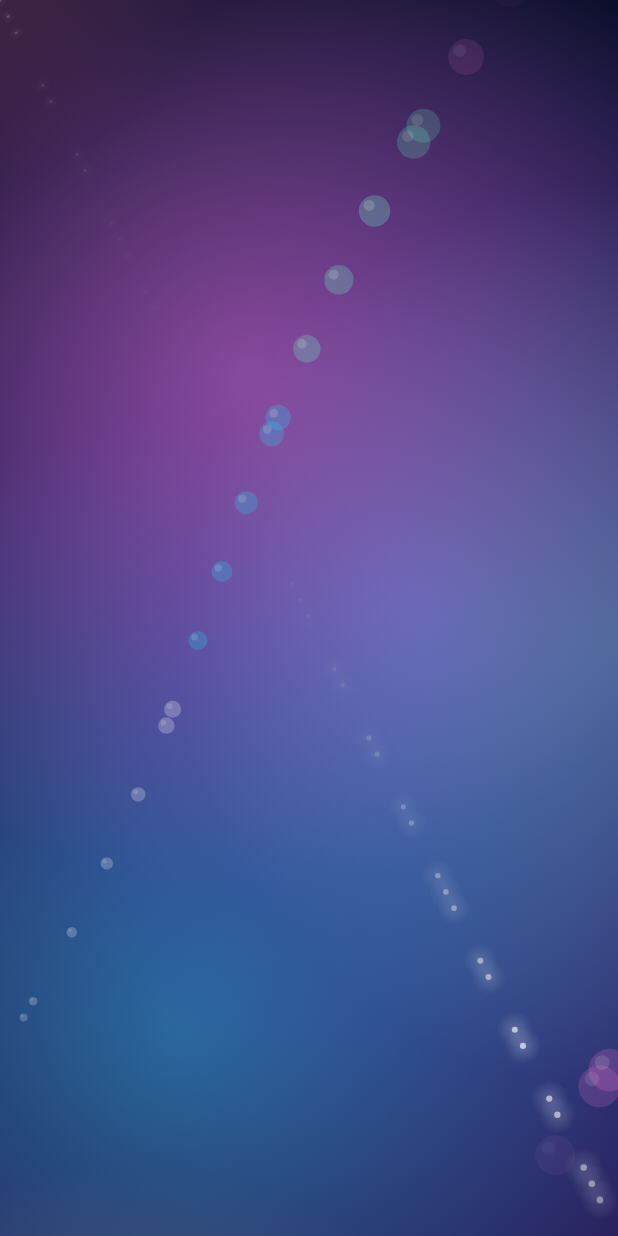
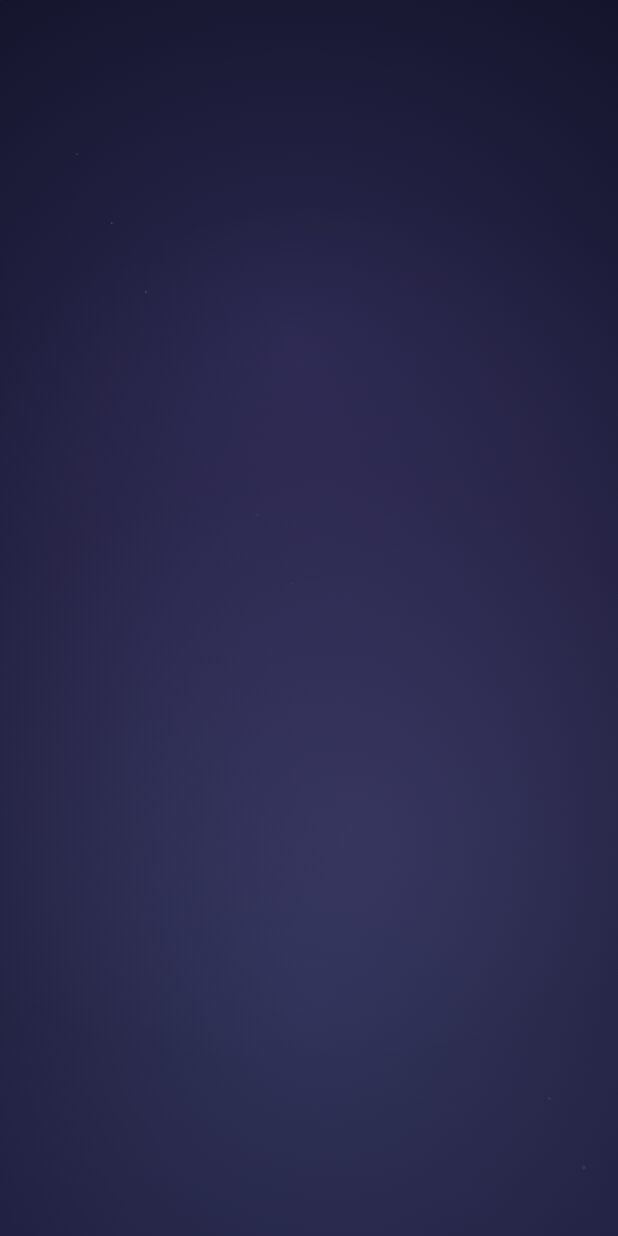
Before and after one commit to Aidenir/weight-tracker, an Android app built with Jetpack Compose: the composable AnimatedBackground shown on its own in the app's theme, on a phone screen of 412 x 824 dp. Run offline under Robolectric (Android 15) with nearby library versions, the phone set to English and light mode, and no system bars; 2 statements that could not run were skipped.

Commit message:
Tone down the visual design
The old look was doing too much — six full-saturation blobs (purple +
cyan + hot pink + orange + mint + coral), 22 floating bubbles and 40
pulsing sparkles, plus an electric-violet primary painted onto every
button, switch and tab indicator. On a mostly-empty screen it read as
casino, not health tracker; and because different blobs sat under
different cards, each metric pill picked up a different tint even
though the tint value was identical.

Calm pass, same liquid-glass idea:

- Background: three low-alpha glows in one cool family, no bubbles,
  10 faint sparkles instead of 40. Base gradient darkened and
  demagenta'd.
- Palette: BrandPrimary from electric #7B5CFF to softer periwinkle
  #8B7BE8; BrandAccent no longer hot pink; muted trend up/down.
- Glass surfaces: default radius 28 → 22 dp, tint 0.10 → 0.06,
  blur 24 → 20 dp. Metric pills get their own smaller radius (18)
  and sentence-case labels instead of tracked ALL CAPS.
- Save / Save-goal / Save-HA buttons: hollow glass instead of a
  full-bleed primary block, so the primary colour is reserved for
  real accents (chart line, active switch).
- Bottom nav indicator: white 12% instead of primary 35%.
- Home: hide the empty "Progress → Not enough data yet" hero until
  there are ≥2 entries; align headings SemiBold across tabs.

Includes fcccb30 (reminder Worker self-cancel fix).

```diff
--- a/app/src/main/java/com/aidenir/weighttracker/ui/components/AnimatedBackground.kt
+++ b/app/src/main/java/com/aidenir/weighttracker/ui/components/AnimatedBackground.kt
@@ -29,11 +29,6 @@ import kotlin.math.abs
 import kotlin.math.cos
 import kotlin.math.sin
 
-/** Bright accent shades we only use in the background, not in the UI. */
-private val WarmOrange = Color(0xFFFFB86B)
-private val MintGreen = Color(0xFF6AF0C4)
-private val HotCoral = Color(0xFFFF6E9E)
-
 private data class Blob(
     val color: Color,
     val freqX: Float,
@@ -46,17 +41,15 @@ private data class Blob(
     val alpha: Float
 )
 
+// Three broad glows in the same cool family — enough colour movement for the
+// glass to catch, without the disco-lights feel of the previous six-hue mix.
 private val Blobs = listOf(
-    Blob(BrandPrimary, freqX = 0.7f, freqY = 1.1f, phase = 0.00f, amp = 0.35f, cx = 0.35f, cy = 0.30f, radius = 0.85f, alpha = 0.55f),
-    Blob(BrandSecondary, freqX = 1.3f, freqY = 0.9f, phase = 0.30f, amp = 0.42f, cx = 0.65f, cy = 0.75f, radius = 0.80f, alpha = 0.42f),
-    Blob(BrandAccent, freqX = 0.9f, freqY = 1.4f, phase = 0.60f, amp = 0.34f, cx = 0.55f, cy = 0.50f, radius = 0.68f, alpha = 0.42f),
-    Blob(WarmOrange, freqX = 1.1f, freqY = 0.6f, phase = 0.15f, amp = 0.48f, cx = 0.20f, cy = 0.80f, radius = 0.55f, alpha = 0.28f),
-    Blob(MintGreen, freqX = 0.5f, freqY = 1.2f, phase = 0.80f, amp = 0.40f, cx = 0.80f, cy = 0.20f, radius = 0.60f, alpha = 0.30f),
-    Blob(HotCoral, freqX = 0.8f, freqY = 0.7f, phase = 0.45f, amp = 0.36f, cx = 0.15f, cy = 0.15f, radius = 0.50f, alpha = 0.34f)
+    Blob(BrandPrimary,   freqX = 0.4f, freqY = 0.6f, phase = 0.00f, amp = 0.18f, cx = 0.30f, cy = 0.25f, radius = 0.95f, alpha = 0.22f),
+    Blob(BrandAccent,    freqX = 0.5f, freqY = 0.3f, phase = 0.35f, amp = 0.16f, cx = 0.70f, cy = 0.65f, radius = 0.85f, alpha = 0.16f),
+    Blob(BrandSecondary, freqX = 0.3f, freqY = 0.5f, phase = 0.70f, amp = 0.20f, cx = 0.55f, cy = 0.90f, radius = 0.70f, alpha = 0.14f)
 )
 
-private const val BUBBLE_COUNT = 22
-private const val SPARKLE_COUNT = 40
+private const val SPARKLE_COUNT = 10
 
 /** Cheap deterministic hash → 0..1. */
 private fun hash01(i: Int, salt: Int): Float {
@@ -65,9 +58,9 @@ private fun hash01(i: Int, salt: Int): Float {
 }
 
 /**
- * Animated aurora-style playground: base gradient + wandering color blobs +
- * bubbles drifting upward + softly pulsing sparkle dots. Drives the liquid
- * glass blur above it — the more variety here, the richer the glass reads.
+ * A calm, slow-shifting night sky. The blobs are barely-there colour drift
+ * that gives the liquid glass something to sample; the sparkles are a handful
+ * of faint stars, not a starfield.
  */
 @Composable
 fun AnimatedBackground(modifier: Modifier = Modifier) {
@@ -76,41 +69,21 @@ fun AnimatedBackground(modifier: Modifier = Modifier) {
         initialValue = 0f,
         targetValue = 1f,
         animationSpec = infiniteRepeatable(
-            animation = tween(durationMillis = 30_000, easing = LinearEasing),
+            animation = tween(durationMillis = 60_000, easing = LinearEasing),
             repeatMode = RepeatMode.Restart
         ),
         label = "bg-t"
-    )
-    val bubble by transition.animateFloat(
-        initialValue = 0f,
-        targetValue = 1f,
-        animationSpec = infiniteRepeatable(
-            animation = tween(durationMillis = 18_000, easing = LinearEasing),
-            repeatMode = RepeatMode.Restart
-        ),
-        label = "bg-bubble"
     )
     val sparkle by transition.animateFloat(
         initialValue = 0f,
         targetValue = 1f,
         animationSpec = infiniteRepeatable(
-            animation = tween(durationMillis = 4_000, easing = LinearEasing),
+            animation = tween(durationMillis = 8_000, easing = LinearEasing),
             repeatMode = RepeatMode.Restart
         ),
         label = "bg-sparkle"
     )
 
-    val bubbleSeeds = remember {
-        List(BUBBLE_COUNT) { i ->
-            BubbleSeed(
-                lane = hash01(i, 1),
-                jitter = hash01(i, 2),
-                offset = hash01(i, 3),
-                size = hash01(i, 4),
-                tint = hash01(i, 5)
-            )
-        }
-    }
     val sparkleSeeds = remember {
         List(SPARKLE_COUNT) { i ->
             SparkleSeed(
@@ -134,7 +107,6 @@ fun AnimatedBackground(modifier: Modifier = Modifier) {
             )
     ) {
         drawBlobs(t)
-        drawBubbles(bubble, bubbleSeeds)
         drawSparkles(sparkle, sparkleSeeds)
     }
 }
@@ -163,53 +135,6 @@ private fun DrawScope.drawBlobs(t: Float) {
     }
 }
 
-private data class BubbleSeed(
-    val lane: Float,
-    val jitter: Float,
-    val offset: Float,
-    val size: Float,
-    val tint: Float
-)
-
-private fun DrawScope.drawBubbles(t: Float, seeds: List<BubbleSeed>) {
-    val w = size.width
-    val h = size.height
-    val tints = listOf(
-        Color.White,
-        BrandSecondary,
-        MintGreen,
-        BrandAccent
-    )
-
-    for (seed in seeds) {
-        // vertical progress: 0 = bottom, 1 = top, wraps every cycle
-        val progress = (t + seed.offset) % 1f
-        val y = h * (1f - progress) - 40f
-        // gentle horizontal swaying
-        val sway = sin((t * 2 * PI + seed.jitter * 2 * PI).toFloat()) * 30f
-        val x = w * seed.lane + sway
-        val radius = 4f + seed.size * 18f
-        // fade in first 15% then out over last 20%
-        val alpha = when {
-            progress < 0.15f -> progress / 0.15f
-            progress > 0.80f -> (1f - progress) / 0.20f
-            else -> 1f
-        } * (0.22f + seed.size * 0.08f)
-        val color = tints[(seed.tint * tints.size).toInt().coerceIn(0, tints.size - 1)]
-        drawCircle(
-            color = color.copy(alpha = alpha),
-            radius = radius,
-            center = Offset(x, y)
-        )
-        // Inner highlight for a wet-glass feel
-        drawCircle(
-            color = Color.White.copy(alpha = alpha * 0.6f),
-            radius = radius * 0.35f,
-            center = Offset(x - radius * 0.35f, y - radius * 0.35f)
-        )
-    }
-}
-
 private data class SparkleSeed(
     val x: Float,
     val y: Float,
@@ -226,8 +151,8 @@ private fun DrawScope.drawSparkles(t: Float, seeds: List<SparkleSeed>) {
         // triangle wave 0→1→0
         val wave = 1f - abs(phase * 2f - 1f)
         val brightness = wave * wave           // sharper falloff
-        val radius = 1.2f + seed.twinkle * 2.2f
-        val alpha = brightness * (0.35f + seed.twinkle * 0.35f)
+        val radius = 0.8f + seed.twinkle * 1.4f
+        val alpha = brightness * (0.14f + seed.twinkle * 0.10f)
         val cx = seed.x * w
         val cy = seed.y * h
         drawCircle(
@@ -235,18 +160,5 @@ private fun DrawScope.drawSparkles(t: Float, seeds: List<SparkleSeed>) {
             radius = radius,
             center = Offset(cx, cy)
         )
-        // small radial glow for a subtle halo
-        drawCircle(
-            brush = Brush.radialGradient(
-                colors = listOf(
-                    Color.White.copy(alpha = alpha * 0.35f),
-                    Color.Transparent
-                ),
-                center = Offset(cx, cy),
-                radius = radius * 6f
-            ),
-            radius = radius * 6f,
-            center = Offset(cx, cy)
-        )
     }
 }
--- a/app/src/main/java/com/aidenir/weighttracker/ui/components/StepperButton.kt
+++ b/app/src/main/java/com/aidenir/weighttracker/ui/components/StepperButton.kt
@@ -47,7 +47,7 @@ fun StepperButton(
                     blur(18.dp.toPx())
                     lens(16.dp.toPx(), 24.dp.toPx())
                 },
-                onDrawSurface = { drawRect(Color.White.copy(alpha = 0.22f)) }
+                onDrawSurface = { drawRect(Color.White.copy(alpha = 0.10f)) }
             )
             .clickable {
                 haptics.performHapticFeedback(HapticFeedbackType.TextHandleMove)
@@ -82,7 +82,7 @@ fun GlassIconButton(
                     blur(14.dp.toPx())
                     lens(10.dp.toPx(), 18.dp.toPx())
                 },
-                onDrawSurface = { drawRect(Color.White.copy(alpha = 0.14f)) }
+                onDrawSurface = { drawRect(Color.White.copy(alpha = 0.08f)) }
             )
             .background(Color.Transparent, CircleShape)
             .clickable(onClick = onClick),
--- a/app/src/main/java/com/aidenir/weighttracker/ui/screens/HistoryScreen.kt
+++ b/app/src/main/java/com/aidenir/weighttracker/ui/screens/HistoryScreen.kt
@@ -58,9 +58,9 @@ fun HistoryScreen(
         item {
             Text(
                 text = "History",
-                color = TextPrimary,
+                color = TextSecondary,
                 style = MaterialTheme.typography.headlineLarge,
-                fontWeight = FontWeight.Bold
+                fontWeight = FontWeight.SemiBold
             )
         }
 
--- a/app/src/main/java/com/aidenir/weighttracker/ui/theme/Color.kt
+++ b/app/src/main/java/com/aidenir/weighttracker/ui/theme/Color.kt
@@ -2,21 +2,21 @@ package com.aidenir.weighttracker.ui.theme
 
 import androidx.compose.ui.graphics.Color
 
-val BrandPrimary = Color(0xFF7B5CFF)
-val BrandSecondary = Color(0xFF22D1EE)
-val BrandAccent = Color(0xFFFF7AD9)
+val BrandPrimary = Color(0xFF8B7BE8)
+val BrandSecondary = Color(0xFF6B8AC7)
+val BrandAccent = Color(0xFF9E85D4)
 
-val BgTop = Color(0xFF0B0F2A)
-val BgMid = Color(0xFF1A0F3D)
-val BgBottom = Color(0xFF2A1150)
+val BgTop = Color(0xFF0A0C1C)
+val BgMid = Color(0xFF12132A)
+val BgBottom = Color(0xFF1A1A38)
 
-val GlassStroke = Color(0x33FFFFFF)
-val GlassTintDark = Color(0x22FFFFFF)
-val GlassTintLight = Color(0x66FFFFFF)
+val GlassStroke = Color(0x24FFFFFF)
+val GlassTintDark = Color(0x1AFFFFFF)
+val GlassTintLight = Color(0x40FFFFFF)
 
-val TextPrimary = Color(0xFFF3F0FF)
-val TextSecondary = Color(0xCCF3F0FF)
-val TextMuted = Color(0x99F3F0FF)
+val TextPrimary = Color(0xFFEDEBF6)
+val TextSecondary = Color(0xCCEDEBF6)
+val TextMuted = Color(0x80EDEBF6)
 
-val UpBad = Color(0xFFFF6B8A)
-val DownGood = Color(0xFF7DE79E)
+val UpBad = Color(0xFFE68CA0)
+val DownGood = Color(0xFF8ED8A9)
```
Also changed, not shown: app/src/main/java/com/aidenir/weighttracker/MainActivity.kt (+5 -5 lines), app/src/main/java/com/aidenir/weighttracker/ui/components/GlassCard.kt (+9 -9 lines), app/src/main/java/com/aidenir/weighttracker/ui/components/MetricPill.kt (+11 -6 lines), app/src/main/java/com/aidenir/weighttracker/ui/screens/GoalScreen.kt (+5 -5 lines), app/src/main/java/com/aidenir/weighttracker/ui/screens/HomeScreen.kt (+12 -7 lines), app/src/main/java/com/aidenir/weighttracker/ui/screens/SettingsScreen.kt (+7 -7 lines).
